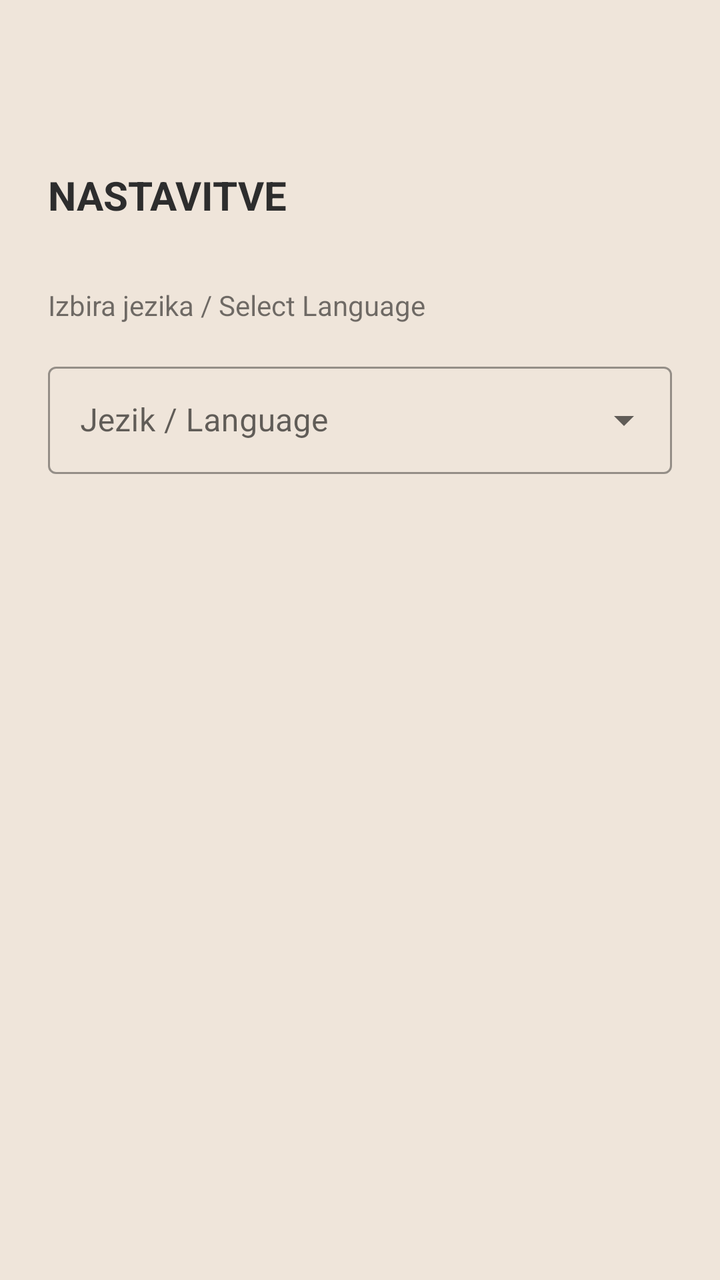
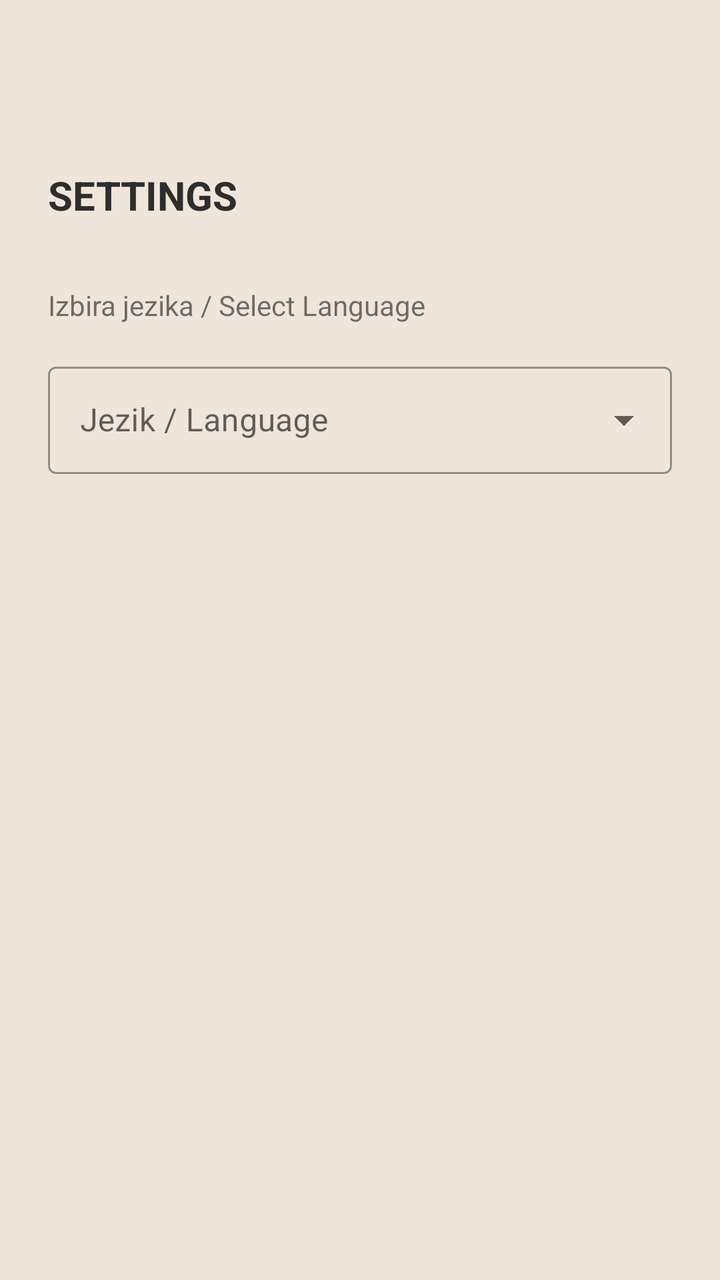

An Android layout rendered at two revisions. The XML below is the earlier revision; the diff shows what the commit changed to produce the second picture.
<!-- AndroidManifest.xml: application theme Theme.PametniPaketnik -->
<!-- res/layout/activity_settings.xml -->
<?xml version="1.0" encoding="utf-8"?>
<androidx.constraintlayout.widget.ConstraintLayout xmlns:android="http://schemas.android.com/apk/res/android"
    xmlns:app="http://schemas.android.com/apk/res-auto"
    android:layout_width="match_parent"
    android:layout_height="match_parent"
    android:background="@color/background"
    android:padding="24dp">

    <TextView
        android:id="@+id/settingsTitle"
        android:layout_width="wrap_content"
        android:layout_height="wrap_content"
        android:text="NASTAVITVE"
        android:textSize="20sp"
        android:textStyle="bold"
        android:textColor="@color/history_text_primary"
        android:layout_marginTop="60dp"
        app:layout_constraintTop_toTopOf="parent"
        app:layout_constraintStart_toStartOf="parent" />

    <TextView
        android:id="@+id/languageLabel"
        android:layout_width="wrap_content"
        android:layout_height="wrap_content"
        android:text="Izbira jezika / Select Language"
        android:layout_marginTop="32dp"
        app:layout_constraintTop_toBottomOf="@id/settingsTitle"
        app:layout_constraintStart_toStartOf="parent" />

    <com.google.android.material.textfield.TextInputLayout
        android:id="@+id/languageDropdownMenu"
        style="@style/Widget.MaterialComponents.TextInputLayout.OutlinedBox.ExposedDropdownMenu"
        android:layout_width="match_parent"
        android:layout_height="wrap_content"
        android:layout_marginTop="16dp"
        android:hint="Jezik / Language"
        app:layout_constraintTop_toBottomOf="@id/languageLabel">

        <AutoCompleteTextView
            android:id="@+id/autoCompleteLanguage"
            android:layout_width="match_parent"
            android:layout_height="wrap_content"
            android:inputType="none"
            android:padding="16dp" />

    </com.google.android.material.textfield.TextInputLayout>
</androidx.constraintlayout.widget.ConstraintLayout>
<!-- resources referenced by this layout -->
<resources>
  <color name="background">#EFE5DA</color>
  <color name="history_text_primary">#2D2D2D</color>
  <style name="Theme.PametniPaketnik" parent="Base.Theme.PametniPaketnik" />
  <style name="Base.Theme.PametniPaketnik" parent="Theme.MaterialComponents.Light.NoActionBar">
          <item name="colorPrimary">@color/history_text_primary</item>
          <item name="android:statusBarColor">@color/background</item>
          <item name="android:windowLightStatusBar">true</item> </style>
</resources>

<!-- the commit's change to res/layout/activity_settings.xml (unified diff, before → after) -->
@@ -10,7 +10,7 @@
         android:id="@+id/settingsTitle"
         android:layout_width="wrap_content"
         android:layout_height="wrap_content"
-        android:text="NASTAVITVE"
+        android:text="@string/settings_title"
         android:textSize="20sp"
         android:textStyle="bold"
         android:textColor="@color/history_text_primary"
@@ -22,7 +22,7 @@
         android:id="@+id/languageLabel"
         android:layout_width="wrap_content"
         android:layout_height="wrap_content"
-        android:text="Izbira jezika / Select Language"
+        android:text="@string/select_language_text"
         android:layout_marginTop="32dp"
         app:layout_constraintTop_toBottomOf="@id/settingsTitle"
         app:layout_constraintStart_toStartOf="parent" />
@@ -33,7 +33,7 @@
         android:layout_width="match_parent"
         android:layout_height="wrap_content"
         android:layout_marginTop="16dp"
-        android:hint="Jezik / Language"
+        android:hint="@string/language_hint"
         app:layout_constraintTop_toBottomOf="@id/languageLabel">
 
         <AutoCompleteTextView
<!-- resource entries referenced after the edit -->
@@ -2,6 +2,9 @@
 <resources>
   <color name="background">#EFE5DA</color>
   <color name="history_text_primary">#2D2D2D</color>
+  <string name="language_hint">Jezik / Language</string>
+  <string name="select_language_text">Izbira jezika / Select Language</string>
+  <string name="settings_title">SETTINGS</string>
   <style name="Theme.PametniPaketnik" parent="Base.Theme.PametniPaketnik" />
   <style name="Base.Theme.PametniPaketnik" parent="Theme.MaterialComponents.Light.NoActionBar">
           <item name="colorPrimary">@color/history_text_primary</item>
